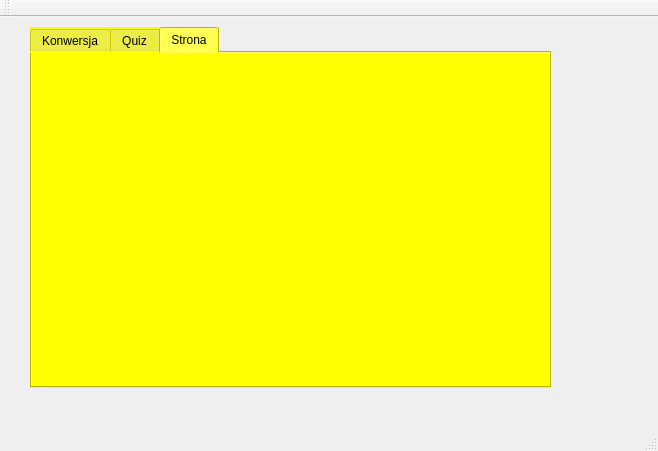
mirkosms/KidsEduGame, file KidsEduGame/GameGUI/GameGUI.ui: the form before one commit.
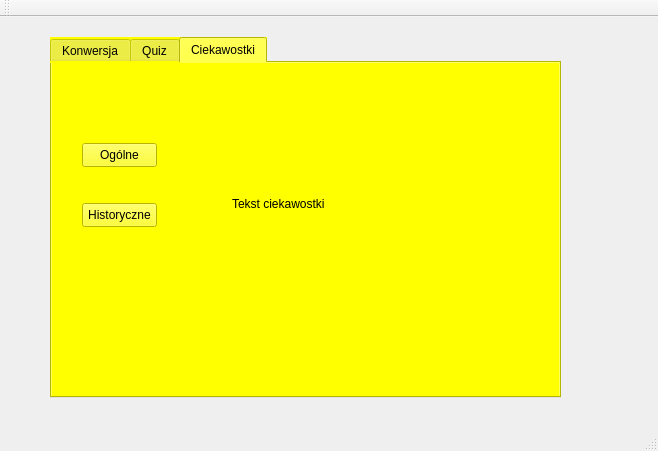
The form after the commit. The open tabs and pages were chosen to show the change.

Commit message: Add Facts Module to GUI

```diff
--- a/KidsEduGame/GameGUI/GameGUI.ui
+++ b/KidsEduGame/GameGUI/GameGUI.ui
@@ -17,9 +17,9 @@
    <widget class="QTabWidget" name="tabWidget">
     <property name="geometry">
      <rect>
-      <x>30</x>
-      <y>10</y>
-      <width>521</width>
+      <x>50</x>
+      <y>20</y>
+      <width>511</width>
       <height>361</height>
      </rect>
     </property>
@@ -197,8 +197,47 @@
     </widget>
     <widget class="QWidget" name="tab">
      <attribute name="title">
-      <string>Strona</string>
+      <string>Ciekawostki</string>
      </attribute>
+     <widget class="QPushButton" name="buttonShowGeneralFact">
+      <property name="geometry">
+       <rect>
+        <x>30</x>
+        <y>80</y>
+        <width>75</width>
+        <height>24</height>
+       </rect>
+      </property>
+      <property name="text">
+       <string>Ogólne</string>
+      </property>
+     </widget>
+     <widget class="QPushButton" name="buttonShowRomanFact">
+      <property name="geometry">
+       <rect>
+        <x>30</x>
+        <y>140</y>
+        <width>75</width>
+        <height>24</height>
+       </rect>
+      </property>
+      <property name="text">
+       <string>Historyczne</string>
+      </property>
+     </widget>
+     <widget class="QLabel" name="labelFactsDisplay">
+      <property name="geometry">
+       <rect>
+        <x>180</x>
+        <y>100</y>
+        <width>301</width>
+        <height>81</height>
+       </rect>
+      </property>
+      <property name="text">
+       <string>Tekst ciekawostki</string>
+      </property>
+     </widget>
     </widget>
    </widget>
   </widget>
```
Left out of the diff: 2 changed lines with no effect on the pictures. The commit also changes 7 other files.
